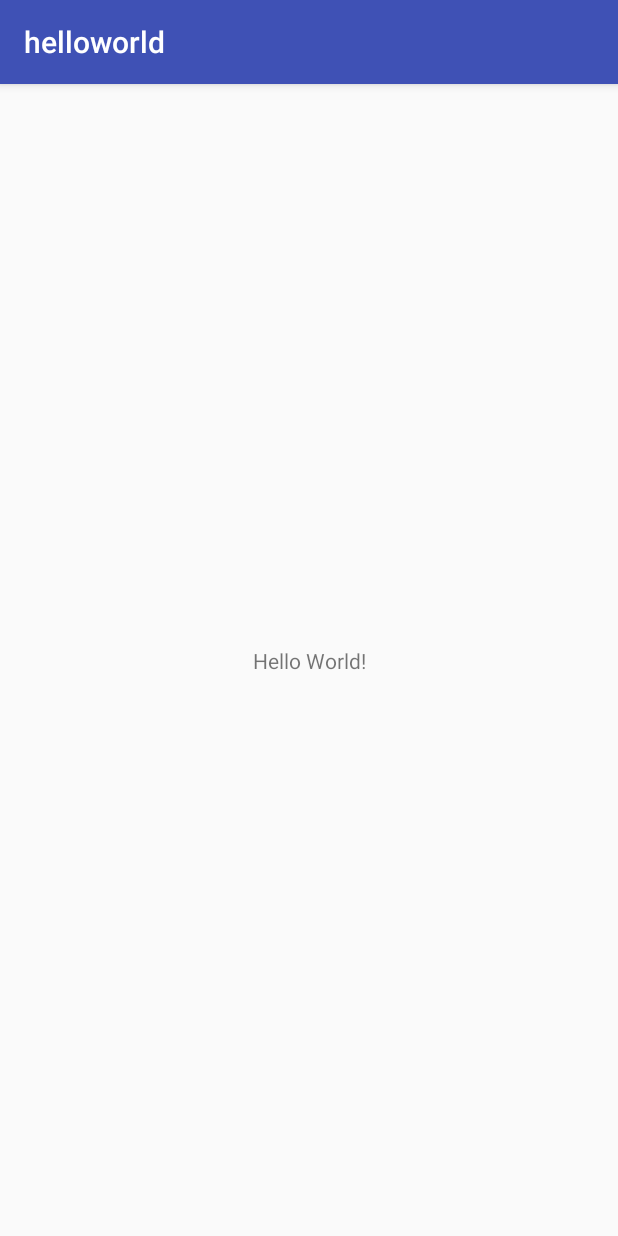
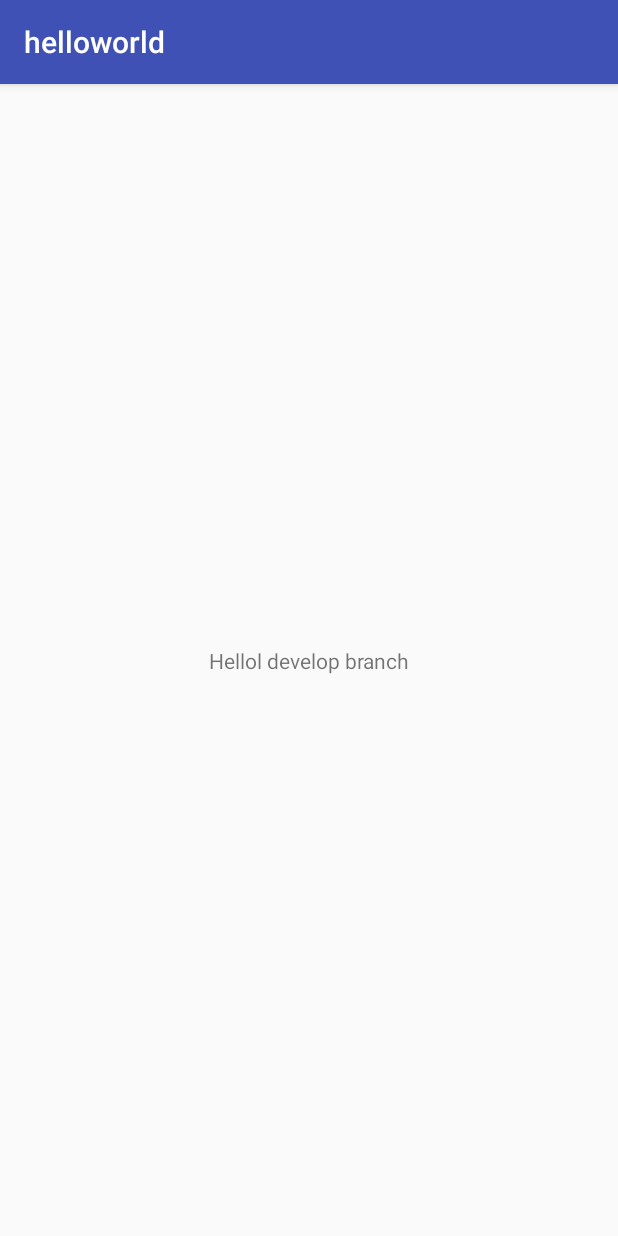
Before and after one commit to F-i-n-a-l-project/107NTUT_ApplicationSoftwareDesign_Lab_1, an Android app: the screen it shows after launch (MainActivity), on a phone screen of 412 x 824 dp. Run offline under Robolectric (Android 15) with nearby library versions, the phone set to English and light mode, and no system bars.

Commit message:
Edit TextView

```diff
--- a/app/src/main/res/layout/activity_main.xml
+++ b/app/src/main/res/layout/activity_main.xml
@@ -9,7 +9,7 @@
     <TextView
         android:layout_width="wrap_content"
         android:layout_height="wrap_content"
-        android:text="Hello World!"
+        android:text="Hellol develop branch"
         app:layout_constraintBottom_toBottomOf="parent"
         app:layout_constraintLeft_toLeftOf="parent"
         app:layout_constraintRight_toRightOf="parent"
```
